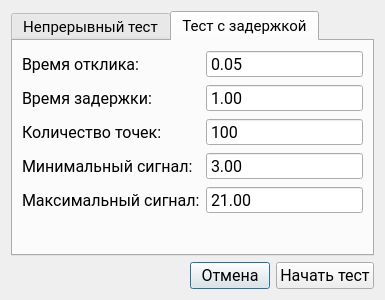
This is MainTestSettings.ui in Rekvim/MpiSdk as Qt 5 draws it before an edit. The edited form follows.
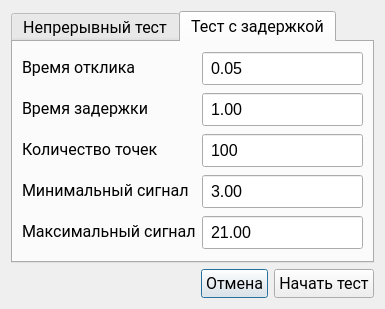
This is the edited form.

What changed in the file:
```diff
--- a/MainTestSettings.ui
+++ b/MainTestSettings.ui
@@ -24,8 +24,8 @@
     <widget class="QTabWidget" name="tabWidget">
      <property name="font">
       <font>
-       <family>Roboto</family>
-       <pointsize>11</pointsize>
+       <family>Segoe UI</family>
+       <pointsize>12</pointsize>
       </font>
      </property>
      <property name="currentIndex">
@@ -111,12 +111,12 @@
         <widget class="QLabel" name="label_2">
          <property name="font">
           <font>
-           <family>Roboto</family>
+           <family>Segoe UI</family>
            <pointsize>12</pointsize>
           </font>
          </property>
          <property name="text">
-          <string>Время отклика:</string>
+          <string>Время отклика</string>
          </property>
         </widget>
        </item>
@@ -124,10 +124,13 @@
         <widget class="QDoubleSpinBox" name="doubleSpinBox_response">
          <property name="font">
           <font>
-           <family>Roboto</family>
+           <family>Segoe UI</family>
            <pointsize>12</pointsize>
           </font>
          </property>
+         <property name="styleSheet">
+          <string notr="true">padding: 4px;</string>
+         </property>
          <property name="buttonSymbols">
           <enum>QAbstractSpinBox::ButtonSymbols::NoButtons</enum>
          </property>
@@ -146,12 +149,12 @@
         <widget class="QLabel" name="label_3">
          <property name="font">
           <font>
-           <family>Roboto</family>
+           <family>Segoe UI</family>
            <pointsize>12</pointsize>
           </font>
          </property>
          <property name="text">
-          <string>Время задержки:</string>
+          <string>Время задержки</string>
          </property>
         </widget>
        </item>
@@ -159,10 +162,13 @@
         <widget class="QDoubleSpinBox" name="doubleSpinBox_delay">
          <property name="font">
           <font>
-           <family>Roboto</family>
+           <family>Segoe UI</family>
            <pointsize>12</pointsize>
           </font>
          </property>
+         <property name="styleSheet">
+          <string notr="true">padding: 4px;</string>
+         </property>
          <property name="buttonSymbols">
           <enum>QAbstractSpinBox::ButtonSymbols::NoButtons</enum>
          </property>
@@ -184,12 +190,12 @@
         <widget class="QLabel" name="label_4">
          <property name="font">
           <font>
-           <family>Roboto</family>
+           <family>Segoe UI</family>
            <pointsize>12</pointsize>
           </font>
          </property>
          <property name="text">
-          <string>Количество точек:</string>
+          <string>Количество точек</string>
          </property>
         </widget>
        </item>
@@ -197,10 +203,13 @@
         <widget class="QDoubleSpinBox" name="doubleSpinBox_points">
          <property name="font">
           <font>
-           <family>Roboto</family>
+           <family>Segoe UI</family>
            <pointsize>12</pointsize>
           </font>
          </property>
+         <property name="styleSheet">
+          <string notr="true">padding: 4px;</string>
+         </property>
          <property name="buttonSymbols">
           <enum>QAbstractSpinBox::ButtonSymbols::NoButtons</enum>
          </property>
@@ -225,12 +234,12 @@
         <widget class="QLabel" name="label_5">
          <property name="font">
           <font>
-           <family>Roboto</family>
+           <family>Segoe UI</family>
            <pointsize>12</pointsize>
           </font>
          </property>
          <property name="text">
-          <string>Минимальный сигнал:</string>
+          <string>Минимальный сигнал</string>
          </property>
         </widget>
        </item>
@@ -238,10 +247,13 @@
         <widget class="QDoubleSpinBox" name="doubleSpinBox_signal_min">
          <property name="font">
           <font>
-           <family>Roboto</family>
+           <family>Segoe UI</family>
            <pointsize>12</pointsize>
           </font>
          </property>
+         <property name="styleSheet">
+          <string notr="true">padding: 4px;</string>
+         </property>
          <property name="buttonSymbols">
           <enum>QAbstractSpinBox::ButtonSymbols::NoButtons</enum>
          </property>
@@ -269,12 +281,12 @@
         <widget class="QLabel" name="label_6">
          <property name="font">
           <font>
-           <family>Roboto</family>
+           <family>Segoe UI</family>
            <pointsize>12</pointsize>
           </font>
          </property>
          <property name="text">
-          <string>Максимальный сигнал:</string>
+          <string>Максимальный сигнал</string>
          </property>
         </widget>
        </item>
@@ -282,10 +294,13 @@
         <widget class="QDoubleSpinBox" name="doubleSpinBox_signal_max">
          <property name="font">
           <font>
-           <family>Roboto</family>
+           <family>Segoe UI</family>
            <pointsize>12</pointsize>
           </font>
          </property>
+         <property name="styleSheet">
+          <string notr="true">padding: 4px;</string>
+         </property>
          <property name="buttonSymbols">
           <enum>QAbstractSpinBox::ButtonSymbols::NoButtons</enum>
          </property>
@@ -330,6 +345,15 @@
      </item>
      <item>
       <widget class="QPushButton" name="pushButton_cancel">
+       <property name="font">
+        <font>
+         <family>Segoe UI</family>
+         <pointsize>12</pointsize>
+        </font>
+       </property>
+       <property name="styleSheet">
+        <string notr="true">padding: 4px;</string>
+       </property>
        <property name="text">
         <string>Отмена</string>
        </property>
@@ -337,6 +361,15 @@
      </item>
      <item>
       <widget class="QPushButton" name="pushButton_start">
+       <property name="font">
+        <font>
+         <family>Segoe UI</family>
+         <pointsize>12</pointsize>
+        </font>
+       </property>
+       <property name="styleSheet">
+        <string notr="true">padding: 4px;</string>
+       </property>
        <property name="text">
         <string>Начать тест</string>
        </property>
```
Left out of the diff: 7 changed lines with no effect on the pictures.
